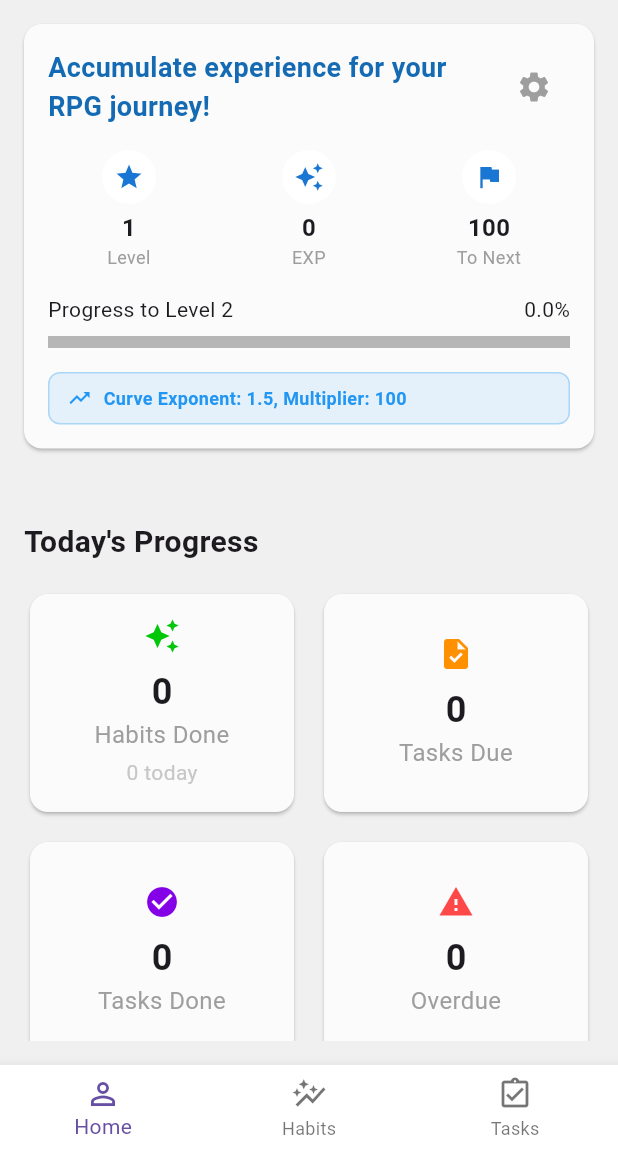
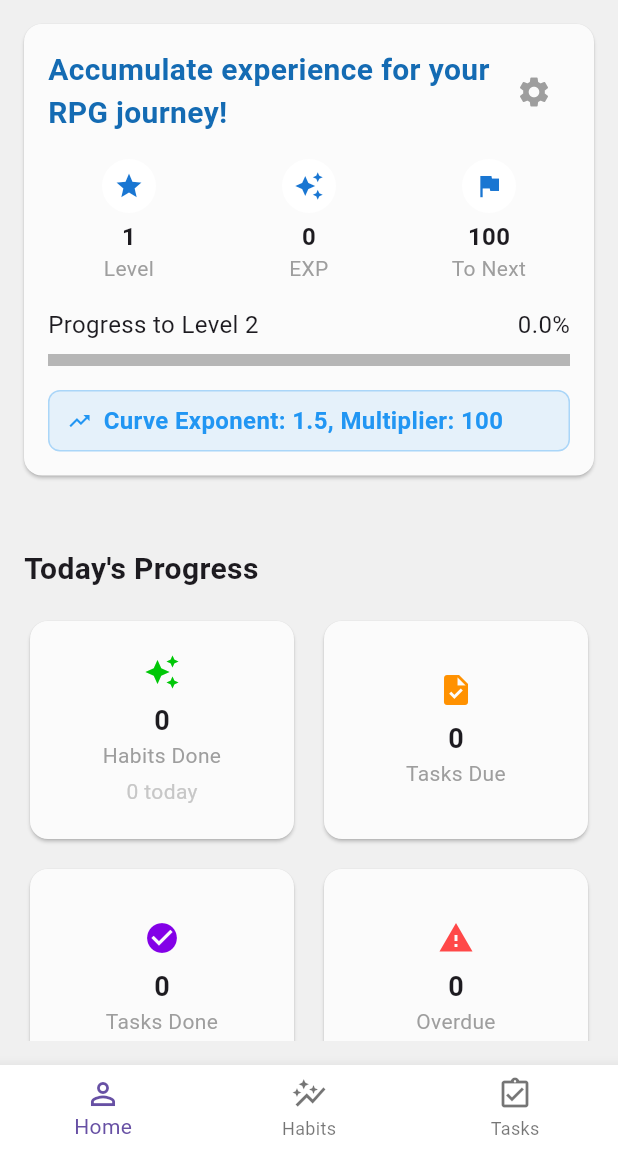
Before and after one commit to b-kucherepa/habit_to_do_some_level_up, a Flutter app: the screen it shows after launch, on a phone screen of 412 x 824 dp, the part 84-1236 px from its top. Run offline on Flutter 3.47's test engine with Material 3 defaults, Android fonts, the phone set to English and light mode, and no system bars; our stand-ins replace fl_chart, hive; accounts and stored records are empty.

Commit message:
feat: make graphic overhaul and  widget refactoring

```diff
--- a/lib/styles.dart
+++ b/lib/styles.dart
@@ -1,8 +1,8 @@
 import 'package:flutter/material.dart';
 
 class Styles {
-//Universal:
-//Main:
+//Commons:
+  //Main:
   static const Color badAccent = Color.fromARGB(255, 255, 72, 72);
   static const Color warningAccent = Color.fromARGB(255, 255, 145, 0);
   static const Color goodAccent = Color.fromARGB(255, 0, 232, 8);
@@ -35,7 +35,7 @@ class Styles {
       Icon(Icons.add, color: foregroundColor);
 
   static const TextStyle addFormButtonFont =
-      TextStyle(fontSize: 18, color: foregroundColor);
+      TextStyle(fontSize: 24, color: foregroundColor);
   static const TextStyle addFormFont = TextStyle(fontSize: 16);
 
   //Tabs:
@@ -44,7 +44,7 @@ class Styles {
   static const Color playerAccentColor = Color.fromARGB(255, 0, 140, 255);
   static const Color habitAccentColor = Color.fromARGB(255, 0, 199, 7);
   static const Color taskAccentColor = Color.fromARGB(255, 131, 0, 231);
-  static const Color levelUpAccentColor = Color.fromARGB(255, 255, 157, 0);
+  static const Color levelUpAccentColor = Color.fromARGB(255, 255, 179, 0);
 
   static Color getAppBarColor(int index) =>
       _appBarColor[index] ?? fallbackColor;
@@ -59,37 +59,51 @@ class Styles {
   static const Icon habitsTabIcon = Icon(Icons.auto_graph_outlined);
   static const Icon tasksTabIcon = Icon(Icons.assignment_turned_in_outlined);
 
-  //Entries:
+  //Common entries:
   static const Color entryUncompletedBackColor = foregroundColor;
   static const Color entryCompletedBackColor =
-      Color.fromARGB(255, 219, 255, 221);
+      Color.fromARGB(255, 236, 255, 237);
 
-  static const Icon editEntryIcon =
-      Icon(Icons.edit_note_outlined, color: Colors.grey, size: 20);
-  static const Icon deleteEntryIcon =
-      Icon(Icons.delete_outline, color: Colors.grey, size: 20);
-  static const Icon entryExperienceIcon =
-      Icon(Icons.star, size: 16, color: Colors.amber);
+  static final Icon editEntryIcon =
+      Icon(Icons.edit_note_outlined, color: Colors.grey, size: getGap('XL'));
+  static final Icon deleteEntryIcon =
+      Icon(Icons.delete_outline, color: Colors.grey, size: getGap('XL'));
 
-  static const TextStyle entrySubtextFont = TextStyle(fontSize: 12);
+  static final Icon entryExperienceIcon =
+      Icon(Icons.star, size: 20, color: Colors.amber);
+
+  static const TextStyle entryCompletedFont = TextStyle(
+    fontSize: 18,
+    decoration: TextDecoration.lineThrough,
+    fontWeight: FontWeight.normal,
+  );
+  static const TextStyle entryUncompletedFont = TextStyle(
+    fontSize: 18,
+    fontWeight: FontWeight.normal,
+  );
+  static const TextStyle entryInactiveFont = TextStyle(
+    fontSize: 18,
+    fontWeight: FontWeight.normal,
+    color: Colors.grey,
+  );
+
+  static const TextStyle entryDescriptionFont = TextStyle(
+    fontSize: 12,
+    color: Color.fromARGB(255, 100, 100, 100),
+  );
+
+  static const TextStyle entrySubtextFont = TextStyle(fontSize: 14);
+
   static const TextStyle entryDeleteConfirmationMessageFont = TextStyle(
-    fontSize: 12,
+    fontSize: 14,
     color: Colors.deepOrange,
   );
   static const TextStyle entryDeleteConfirmationButtonFont = TextStyle(
     color: Colors.red,
   );
-  static const TextStyle entryCompletedFont = TextStyle(
-    decoration: TextDecoration.lineThrough,
-    fontWeight: FontWeight.normal,
-  );
-  static const TextStyle entryUncompletedFont = TextStyle(
-    fontWeight: FontWeight.normal,
-  );
-  static const TextStyle entryInactiveFont = TextStyle(
-    fontWeight: FontWeight.normal,
-    color: Colors.grey,
-  );
+
+  static double entryCardSidesWidth = 48;
+  static double entryCardRadius = getRadius('M');
 
 //Settings:
   static const Icon settingsIcon = Icon(Icons.settings, color: Colors.blue);
@@ -130,7 +144,7 @@ class Styles {
   static const Color playerTitleCardBackColor = backgroundColor;
 
   static const TextStyle playerGoal = TextStyle(
-    fontSize: 18,
+    fontSize: 20,
     fontWeight: FontWeight.bold,
     color: Color.fromARGB(255, 20, 107, 179),
   );
@@ -145,7 +159,7 @@ class Styles {
       Icon(Icons.trending_up, size: 16, color: Colors.blue);
 
   static const TextStyle playerTabExpCurveLabelFont = TextStyle(
-      fontSize: 12,
+      fontSize: 16,
       color: playerTabExpCurveLabelColor,
       fontWeight: FontWeight.bold);
 
@@ -153,6 +167,7 @@ class Styles {
   static const Color playerProgressIndicatorBackColor =
       Color.fromARGB(255, 182, 182, 182);
   static const Color playerProgressIndicatorFrontColor = neutralAccent;
+  static const TextStyle playerProgressBarFont = TextStyle(fontSize: 16);
 
   //Stats:
   static const Color playerStatItemBackColor = foregroundColor;
@@ -169,7 +184,7 @@ class Styles {
   static const TextStyle playerStatItemCountFont =
       TextStyle(fontSize: 16, fontWeight: FontWeight.bold);
   static const TextStyle playerStatItemLabelFont =
-      TextStyle(fontSize: 12, color: Colors.grey);
+      TextStyle(fontSize: 14, color: Colors.grey);
   static const TextStyle playerStatItemDetailsFont =
       TextStyle(fontSize: 14, color: Color.fromARGB(255, 199, 199, 199));
 
@@ -185,18 +200,13 @@ class Styles {
       Icon(Icons.warning, size: 24, color: badAccent);
 
   static const TextStyle playerOverviewCountFont =
-      TextStyle(fontSize: 24, fontWeight: FontWeight.bold);
+      TextStyle(fontSize: 18, fontWeight: FontWeight.bold);
   static const TextStyle playerOverviewLabelFont =
-      TextStyle(fontSize: 16, color: Colors.grey);
+      TextStyle(fontSize: 14, color: Colors.grey);
 
 //Habits:
   static const Icon habitsTabLargeIcon =
       Icon(Icons.auto_graph_outlined, size: 64, color: Colors.grey);
-
-  static const TextStyle habitDescriptionFont = TextStyle(
-    fontSize: 12,
-    color: Color.fromARGB(255, 100, 100, 100),
-  );
 
   static const TextStyle habitsEmptyHint = TextStyle(
     fontSize: 20,
@@ -206,10 +216,10 @@ class Styles {
 
   //Habit entry bar:
   static const Icon habitCompletionMinIcon =
-      Icon(Icons.check, size: 14, color: Colors.blue);
+      Icon(Icons.check, size: 20, color: Colors.blue);
 
   static const Icon habitRepetitionIcon =
-      Icon(Icons.repeat, size: 14, color: Colors.black);
+      Icon(Icons.repeat, size: 20, color: Colors.black);
 
   static const TextStyle habitNotTodayFont = TextStyle(
     fontSize: 12,
@@ -225,7 +235,7 @@ class Styles {
   static const TextStyle habitTodayCountFont = TextStyle(
     color: Colors.green,
     fontWeight: FontWeight.bold,
-    fontSize: 12,
+    fontSize: 16,
   );
 
   static const TextStyle counterActiveFont = TextStyle(
@@ -239,6 +249,49 @@ class Styles {
     fontWeight: FontWeight.bold,
     color: Colors.grey,
   );
+
+  //Habit schedule:
+  static Color getHabitScheduleColor(String index) =>
+      _habitScheduleColor[index] ?? fallbackColor;
+
+  static const Map<String, Color> _habitScheduleColor = {
+    'daily': Colors.blue,
+    'weekly': Colors.green,
+    'monthly': Colors.orange,
+    'custom': Colors.purple
+  };
+
+  static TextStyle getHabitScheduleFont(String index) =>
+      _habitScheduleFont[index] ?? fallbackFont;
+
+  static final Map<String, TextStyle> _habitScheduleFont = {
+    'daily': TextStyle(
+        fontSize: 14,
+        color: getHabitScheduleColor('daily'),
+        fontWeight: FontWeight.bold),
+    'weekly': TextStyle(
+        fontSize: 14,
+        color: getHabitScheduleColor('weekly'),
+        fontWeight: FontWeight.bold),
+    'monthly': TextStyle(
+        fontSize: 14,
+        color: getHabitScheduleColor('monthly'),
+        fontWeight: FontWeight.bold),
+    'custom': TextStyle(
+        fontSize: 14,
+        color: getHabitScheduleColor('custom'),
+        fontWeight: FontWeight.bold)
+  };
+
+  static TextStyle getHabitSelectorTitleFont(String index) =>
+      _habitSelectorTitleFont[index] ?? fallbackFont;
+
+  static final Map<String, TextStyle> _habitSelectorTitleFont = {
+    'daily': TextStyle(fontSize: 16),
+    'weekly': TextStyle(fontSize: 16),
+    'monthly': TextStyle(fontSize: 16),
+    'custom': TextStyle(fontSize: 16)
+  };
 
   //Karma:
   static Color getKarmaLevelColor(int index) =>
@@ -266,12 +319,14 @@ class Styles {
   //Tasks entry bar:
   static const Color taskCategoryBackColor = Colors.grey;
 
+  static const TextStyle taskCategory = TextStyle(fontSize: 14);
+
   static const tasksCompletedHeaderFont =
-      TextStyle(fontSize: 18, fontWeight: FontWeight.bold, color: Colors.green);
+      TextStyle(fontSize: 20, fontWeight: FontWeight.bold, color: Colors.green);
   static const tasksCompletedPendingFont =
-      TextStyle(fontSize: 18, fontWeight: FontWeight.bold);
+      TextStyle(fontSize: 20, fontWeight: FontWeight.bold);
 
-//Tasks stats:
+  //Tasks stats:
   static const Color taskStatLabelTotalColor = Colors.blue;
   static const Color taskStatLabelPendingColor = Colors.orange;
   static const Color taskStatLabelDoneColor = Colors.green;
@@ -288,62 +343,18 @@ class Styles {
       fontSize: 18, fontWeight: FontWeight.bold, color: taskStatLabelDoneColor);
 
   static const TextStyle taskStatLabelDescriptionFont =
-      TextStyle(fontSize: 12, color: Colors.grey);
-  static const TextStyle taskCategory = TextStyle(fontSize: 10);
-
-  //Task schedule:
-  static Color getHabitScheduleColor(String index) =>
-      _habitScheduleColor[index] ?? fallbackColor;
-
-  static const Map<String, Color> _habitScheduleColor = {
-    'daily': Colors.blue,
-    'weekly': Colors.green,
-    'monthly': Colors.orange,
-    'custom': Colors.purple
-  };
-
-  static TextStyle getHabitScheduleFont(String index) =>
-      _habitScheduleFont[index] ?? fallbackFont;
-
-  static final Map<String, TextStyle> _habitScheduleFont = {
-    'daily': TextStyle(
-        fontSize: 10,
-        color: getHabitScheduleColor('daily'),
-        fontWeight: FontWeight.bold),
-    'weekly': TextStyle(
-        fontSize: 10,
-        color: getHabitScheduleColor('weekly'),
-        fontWeight: FontWeight.bold),
-    'monthly': TextStyle(
-        fontSize: 10,
-        color: getHabitScheduleColor('monthly'),
-        fontWeight: FontWeight.bold),
-    'custom': TextStyle(
-        fontSize: 10,
-        color: getHabitScheduleColor('custom'),
-        fontWeight: FontWeight.bold)
-  };
-
-  static TextStyle getHabitSelectorTitleFont(String index) =>
-      _habitSelectorTitleFont[index] ?? fallbackFont;
-
-  static final Map<String, TextStyle> _habitSelectorTitleFont = {
-    'daily': TextStyle(fontSize: 16, fontWeight: FontWeight.bold),
-    'weekly': TextStyle(fontSize: 14, fontWeight: FontWeight.bold),
-    'monthly': TextStyle(fontSize: 14, fontWeight: FontWeight.bold),
-    'custom': TextStyle(fontSize: 14, fontWeight: FontWeight.bold)
-  };
+      TextStyle(fontSize: 16, color: Colors.grey);
 
   //Tasks priority:
   static Color getTaskPriorityColor(int index) =>
       _taskPriorityColor[index] ?? fallbackColor;
 
   static const Map<int, Color> _taskPriorityColor = {
-    1: Color.fromARGB(255, 0, 140, 255),
-    2: Color.fromARGB(255, 38, 222, 44),
-    3: Color.fromARGB(255, 255, 234, 0),
-    4: Color.fromARGB(255, 255, 142, 28),
-    5: Color.fromARGB(255, 231, 46, 46)
+    1: Color.fromARGB(255, 37, 121, 255),
+    2: Color.fromARGB(255, 25, 213, 255),
+    3: Color.fromARGB(255, 58, 252, 65),
+    4: Color.fromARGB(255, 255, 239, 20),
+    5: Color.fromARGB(255, 255, 47, 47)
   };
 
   static TextStyle getTaskPriorityFont(int index) =>
@@ -351,23 +362,23 @@ class Styles {
 
   static final Map<int, TextStyle> _taskPriorityFont = {
     1: TextStyle(
-        fontSize: 10,
+        fontSize: 16,
         color: getTaskPriorityColor(1),
         fontWeight: FontWeight.bold),
     2: TextStyle(
-        fontSize: 10,
+        fontSize: 16,
         color: getTaskPriorityColor(2),
         fontWeight: FontWeight.bold),
     3: TextStyle(
-        fontSize: 10,
+        fontSize: 16,
         color: getTaskPriorityColor(3),
         fontWeight: FontWeight.bold),
     4: TextStyle(
-        fontSize: 10,
+        fontSize: 16,
         color: getTaskPriorityColor(4),
         fontWeight: FontWeight.bold),
     5: TextStyle(
-        fontSize: 10,
+        fontSize: 16,
         color: getTaskPriorityColor(5),
         fontWeight: FontWeight.bold)
   };
@@ -388,13 +399,13 @@ class Styles {
 
   static final Map<String, Icon> _taskStateIcon = {
     'completed': Icon(Icons.calendar_today,
-        size: 16, color: getTaskStateColor('completed')),
+        size: 20, color: getTaskStateColor('completed')),
     'overdue': Icon(Icons.calendar_today,
-        size: 16, color: getTaskStateColor('overdue')),
+        size: 20, color: getTaskStateColor('overdue')),
     "today":
-        Icon(Icons.calendar_today, size: 16, color: getTaskStateColor('today')),
+        Icon(Icons.calendar_today, size: 20, color: getTaskStateColor('today')),
     'soon':
-        Icon(Icons.calendar_today, size: 16, color: getTaskStateColor('soon'))
+        Icon(Icons.calendar_today, size: 20, color: getTaskStateColor('soon'))
   };
 
   static TextStyle getTaskStateFont(String index) =>
@@ -408,13 +419,12 @@ class Styles {
   };
 
 //Level up:
-  static const Color levelUpLabelBackColor = Color.fromARGB(255, 255, 242, 223);
-  static const Color levelUpBorderColor = levelUpAccentColor;
+  static const Color levelUpBackColor = Color.fromARGB(255, 255, 249, 208);
 
   static const Icon levelUpLargeIcon = Icon(
     Icons.auto_awesome,
     size: 64,
-    color: Colors.amber,
+    color: levelUpAccentColor,
   );
 
   static const TextStyle levelUpCongratulations = TextStyle(
@@ -422,19 +432,24 @@ class Styles {
     fontWeight: FontWeight.bold,
     color: levelUpAccentColor,
   );
+  //Level label:
+  static const Color levelUpLabelBackColor = foregroundColor;
+
   static const TextStyle levelUpLabel = TextStyle(
     fontSize: 20,
     fontWeight: FontWeight.bold,
     color: levelUpAccentColor,
   );
   static const TextStyle levelUpDetails = TextStyle(
-    fontSize: 14,
+    fontSize: 16,
     color: Color.fromARGB(255, 108, 108, 108),
     fontStyle: FontStyle.italic,
   );
 
   //Level up button:
-  static const Color levelUpButtonFontColor = levelUpAccentColor;
+  static const Color levelUpButtonFontColor = foregroundColor;
+  static const Color levelUpButtonBackColor = levelUpAccentColor;
+
   static const Icon levelUpButtonIcon = Icon(Icons.celebration);
 
 //Day completion:
@@ -479,4 +494,10 @@ class Styles {
     'L': 16,
     'XL': 20
   };
+
+  //20 - major title,
+  //18 - minor title,
+  //16 - important,
+  //14 - regular,
+  //12 - small
 }
--- a/lib/widgets/habits_tab.dart
+++ b/lib/widgets/habits_tab.dart
@@ -75,6 +75,7 @@ class HabitsTab extends StatelessWidget {
           SizedBox(height: Styles.getGap('S')),
           Text(
             context.l10n.habitsTabEmptySubtitle,
+            textAlign: TextAlign.center,
             style: Styles.habitsEmptyHint,
           ),
         ],
--- a/lib/widgets/level_up_dialog.dart
+++ b/lib/widgets/level_up_dialog.dart
@@ -17,7 +17,7 @@ class LevelUpDialog extends StatelessWidget {
       shape: RoundedRectangleBorder(
         borderRadius: BorderRadius.circular(Styles.getGap('XL')),
       ),
-      backgroundColor: Styles.levelUpBorderColor,
+      backgroundColor: Styles.levelUpBackColor,
       content: Column(
         mainAxisSize: MainAxisSize.min,
         children: [
@@ -35,7 +35,7 @@ class LevelUpDialog extends StatelessWidget {
               color: Styles.levelUpLabelBackColor,
               borderRadius: BorderRadius.circular(Styles.getRadius('L')),
               border: Border.all(
-                  color: Styles.levelUpBorderColor, width: Styles.getGap('XS')),
+                  color: Styles.levelUpBackColor, width: Styles.getGap('XS')),
             ),
             child: Text(
               context.l10n.levelReached(newLevel),
@@ -55,7 +55,7 @@ class LevelUpDialog extends StatelessWidget {
             icon: Styles.levelUpButtonIcon,
             label: Text(context.l10n.continueButton),
             style: ElevatedButton.styleFrom(
-              backgroundColor: Styles.levelUpAccentColor,
+              backgroundColor: Styles.levelUpButtonBackColor,
               foregroundColor: Styles.levelUpButtonFontColor,
               padding: EdgeInsets.symmetric(
                   horizontal: Styles.getGap('XL'),
--- a/lib/widgets/player_settings_dialog.dart
+++ b/lib/widgets/player_settings_dialog.dart
@@ -263,7 +263,7 @@ class _PlayerSettingsDialogState extends State<PlayerSettingsDialog> {
                       reservedSize: Styles.expPreviewXReservedSize,
                       interval: Styles.expPreviewXInterval,
                       getTitlesWidget: (value, meta) {
-                        return Text('L${value.toInt()}');
+                        return Text('${value.toInt()}');
                       },
                     ),
                   ),
--- a/lib/widgets/player_tab.dart
+++ b/lib/widgets/player_tab.dart
@@ -158,8 +158,12 @@ class _PlayerTabState extends State<PlayerTab> {
         Row(
           mainAxisAlignment: MainAxisAlignment.spaceBetween,
           children: [
-            Text('${context.l10n.progressToLevel} ${player.level + 1}'),
-            Text('${(player.levelProgress * 100).toStringAsFixed(1)}%'),
+            Text(
+              '${context.l10n.progressToLevel} ${player.level + 1}',
+              style: Styles.playerProgressBarFont,
+            ),
+            Text('${(player.levelProgress * 100).toStringAsFixed(1)}%',
+                style: Styles.playerProgressBarFont),
           ],
         ),
         SizedBox(height: Styles.getGap('S')),
--- a/lib/widgets/tasks_tab.dart
+++ b/lib/widgets/tasks_tab.dart
@@ -39,6 +39,7 @@ class TasksTab extends StatelessWidget {
                 Text(
                   context.l10n.tasksTabEmptySubtitle,
                   style: Styles.habitsEmptyHint,
+                  textAlign: TextAlign.center,
                 ),
               ],
             ),
@@ -129,7 +130,7 @@ class TasksTab extends StatelessWidget {
     return Column(
       children: [
         Container(
-          padding: EdgeInsets.all(Styles.getGap('M')),
+          padding: EdgeInsets.all(Styles.getGap('L')),
           decoration: BoxDecoration(
             color: color.withValues(alpha: 0.1),
             shape: BoxShape.circle,
@@ -140,7 +141,6 @@ class TasksTab extends StatelessWidget {
             style: textStyle,
           ),
         ),
-        SizedBox(height: Styles.getGap('XS')),
         Text(label, style: Styles.taskStatLabelDescriptionFont),
       ],
     );
```
Also changed, not shown: lib/widgets/habit_item_widget.dart (+17 -12 lines), lib/widgets/task_item_widget.dart (+147 -49 lines).
